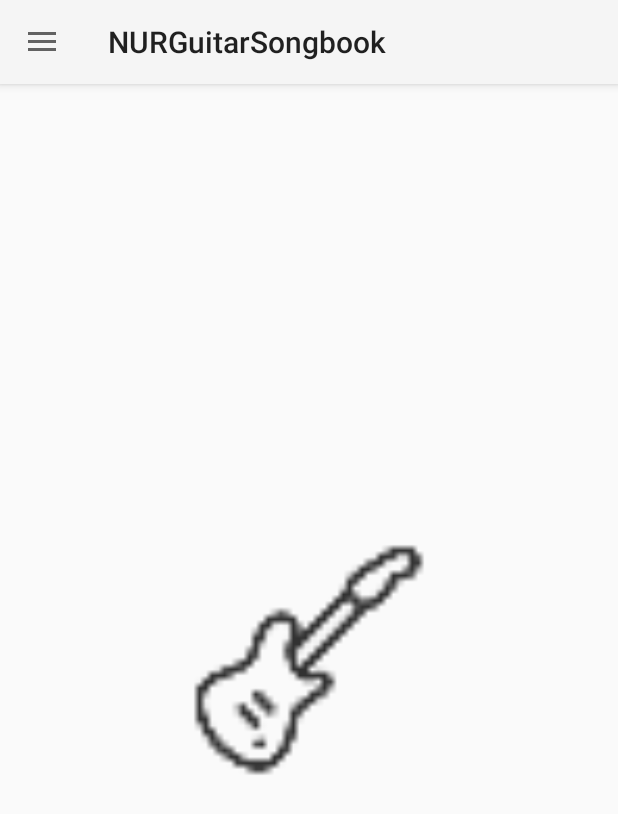
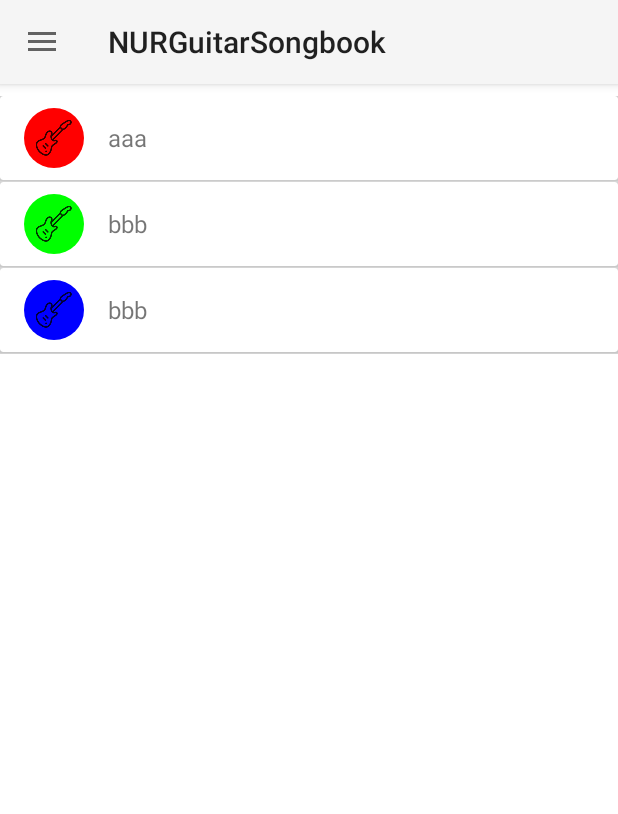
Before and after one commit to havlisimo/NUR_guitar_songbook, an Android app: the screen it shows after launch (MainActivity), after a tap on "Song Lists", on a phone screen of 412 x 824 dp. Shown: the top 814 px of the screen. Run offline under Robolectric (Android 15) with nearby library versions, the phone set to English and light mode, and no system bars; 2 other taps on this screen came first.

Commit message:
added simple class that represents argb color, color of songbook now displays properly

```diff
--- a/app/src/main/java/cz/cvut/fit/nurguitarsongbook/MainActivity.kt
+++ b/app/src/main/java/cz/cvut/fit/nurguitarsongbook/MainActivity.kt
@@ -9,6 +9,7 @@ import android.support.v7.app.AppCompatActivity
 import android.view.MenuItem
 import android.view.View
 import cz.cvut.fit.nurguitarsongbook.main.chord.ChordListFragment
+import cz.cvut.fit.nurguitarsongbook.main.chord.SongbookListFragment
 import kotlinx.android.synthetic.main.activity_main.*
 import kotlinx.android.synthetic.main.main_layout.*
 
@@ -49,6 +50,9 @@ class MainActivity : AppCompatActivity(), NavigationView.OnNavigationItemSelecte
         if (id == R.id.menu_item_chords) {
             App.instance.fragmentManager.changeFragment(ChordListFragment::class.java, ChordListFragment::class.java.getSimpleName())
         }
+        if (id == R.id.menu_item_songbooks) {
+            App.instance.fragmentManager.changeFragment(SongbookListFragment::class.java, SongbookListFragment::class.java.getSimpleName())
+        }
 
         val drawer = findViewById<View>(R.id.drawer_layout) as DrawerLayout
         drawer.closeDrawer(GravityCompat.START)
--- /dev/null
+++ b/app/src/main/java/cz/cvut/fit/nurguitarsongbook/main/chord/SongbookListFragment.kt
@@ -0,0 +1,37 @@
+package cz.cvut.fit.nurguitarsongbook.main.chord
+
+import android.graphics.Color
+import android.graphics.drawable.GradientDrawable
+import cz.cvut.fit.nurguitarsongbook.R
+import cz.cvut.fit.nurguitarsongbook.base.BaseAdapter
+import cz.cvut.fit.nurguitarsongbook.base.BaseListFragment
+import cz.cvut.fit.nurguitarsongbook.model.data.DataMockup
+import cz.cvut.fit.nurguitarsongbook.model.entity.Songbook
+import kotlinx.android.synthetic.main.item_chord.view.*
+
+
+/**
+ * Created by vasek on 11/13/2017.
+ */
+class SongbookListFragment : BaseListFragment<Songbook>() {
+
+    override fun getData(): MutableList<cz.cvut.fit.nurguitarsongbook.model.entity.Songbook> {
+        return DataMockup.songbooks
+    }
+
+    override fun getListItemView(): Int = R.layout.item_chord
+
+    override fun initListItem(holder: BaseAdapter.ViewHolder?, item: cz.cvut.fit.nurguitarsongbook.model.entity.Songbook) {
+        val view = holder!!.view
+        view.text.text = item.name
+        val circle = activity.resources.getDrawable(R.drawable.circle_drawable) as GradientDrawable
+        circle.setColor(item.color.toArgb())
+        view.avatar.background = circle
+//        view.setOnClickListene
+//            val b = Bundle()
+//            b.putSerializable(BaseFragment.EXTRA_CONTENT, item)
+//            App.instance.fragmentManager.changeFragment(ChordDetailFragment::class.java, ChordDetailFragment::class.java.simpleName, b)
+//        }
+    }
+
+}
--- a/app/src/main/java/cz/cvut/fit/nurguitarsongbook/model/data/DataMockup.kt
+++ b/app/src/main/java/cz/cvut/fit/nurguitarsongbook/model/data/DataMockup.kt
@@ -2,6 +2,8 @@ package cz.cvut.fit.nurguitarsongbook.model.data
 
 import cz.cvut.fit.nurguitarsongbook.R
 import cz.cvut.fit.nurguitarsongbook.model.entity.Chord
+import cz.cvut.fit.nurguitarsongbook.model.entity.Songbook
+import cz.cvut.fit.nurguitarsongbook.model.entity.SongbookColor
 
 /**
  * Created by tomas on 01.11.2017.
@@ -21,6 +23,12 @@ object DataMockup {
     }
     val songs: MutableList<Chord> by lazy { ArrayList<Chord>() }
     val onlineSongs: MutableList<Chord> by lazy { ArrayList<Chord>() }
-    val songbooks: MutableList<Chord> by lazy { ArrayList<Chord>() }
+    val songbooks: MutableList<Songbook> by lazy {
+        val list = ArrayList<Songbook>()
+        list.add(Songbook(1, "aaa", SongbookColor(255, 255, 0, 0)))
+        list.add(Songbook(1, "bbb", SongbookColor(255, 0, 255, 0)))
+        list.add(Songbook(1, "bbb", SongbookColor(255, 0, 0, 255)))
+        list
+    }
 
 }
--- a/app/src/main/java/cz/cvut/fit/nurguitarsongbook/model/entity/Songbook.kt
+++ b/app/src/main/java/cz/cvut/fit/nurguitarsongbook/model/entity/Songbook.kt
@@ -3,5 +3,4 @@ package cz.cvut.fit.nurguitarsongbook.model.entity
 /**
  * Created by tomas on 01.11.2017.
  */
-class Songbook {
-}
+data class Songbook(val id: Int, var name: String, var color : SongbookColor) {}
--- /dev/null
+++ b/app/src/main/java/cz/cvut/fit/nurguitarsongbook/model/entity/SongbookColor.kt
@@ -0,0 +1,11 @@
+package cz.cvut.fit.nurguitarsongbook.model.entity
+
+/**
+ * Created by vasek on 11/25/2017.
+ */
+class SongbookColor(var a: Int, var r: Int, var g: Int, var b: Int) {
+
+    fun toArgb(): Int {
+        return a and 0xff shl 24 or (r and 0xff shl 16) or (g and 0xff shl 8) or (b and 0xff)
+    }
+}
--- /dev/null
+++ b/app/src/main/res/drawable/circle_drawable.xml
@@ -0,0 +1,8 @@
+<?xml version="1.0" encoding="utf-8"?>
+<shape android:shape="oval"
+    xmlns:android="http://schemas.android.com/apk/res/android">
+    <size
+        android:width="24dp"
+        android:height="24dp" />
+    <solid android:color="@color/light_blue" />
+</shape>
```
Also changed, not shown: 1 other file.
